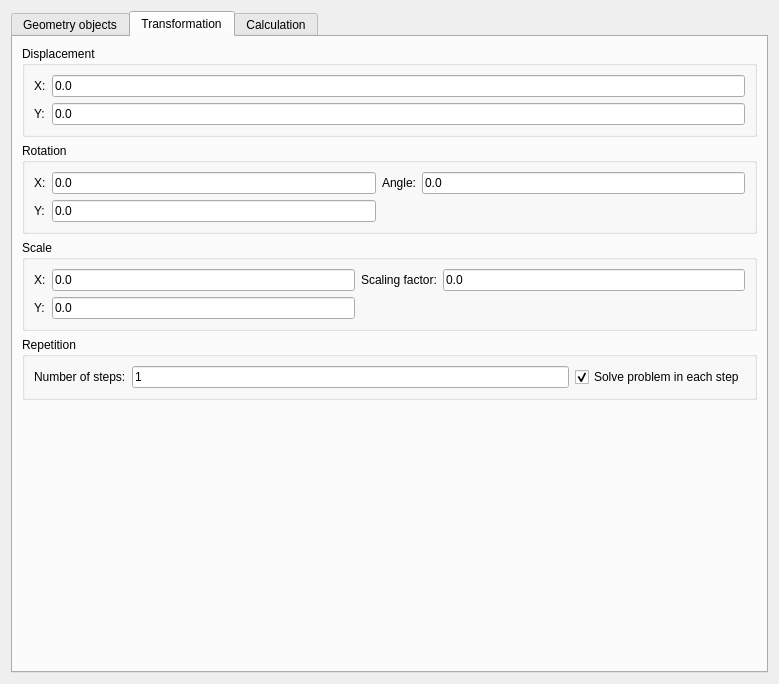
First picture: the form in resources/forms/Serial Calculations.ui, repository hpfem/agros2d, before the edit.
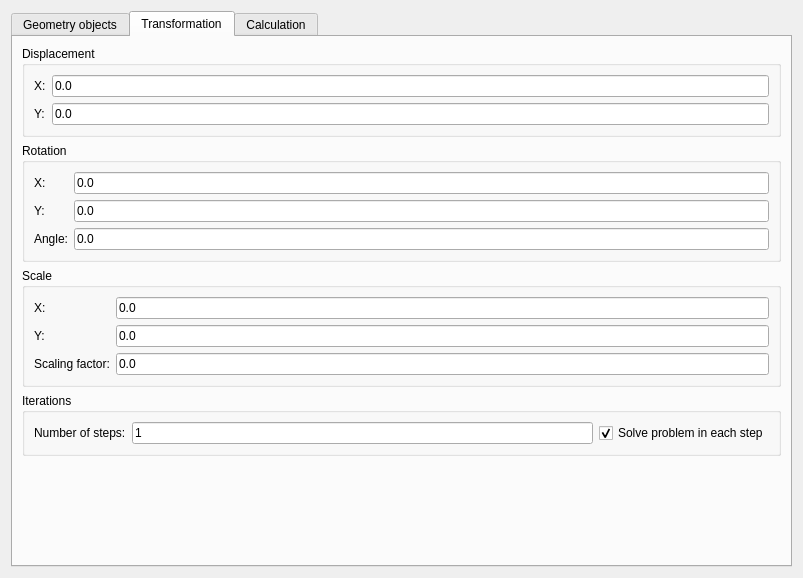
Second picture: the form after the edit. The open tabs and pages were chosen to show the change.

```diff
--- a/resources/forms/Serial Calculations.ui
+++ b/resources/forms/Serial Calculations.ui
@@ -6,8 +6,8 @@
    <rect>
     <x>0</x>
     <y>0</y>
-    <width>779</width>
-    <height>684</height>
+    <width>803</width>
+    <height>578</height>
    </rect>
   </property>
   <property name="windowTitle">
@@ -16,7 +16,7 @@
   <layout class="QVBoxLayout" name="verticalLayout">
    <item>
     <layout class="QGridLayout" name="gridLayout">
-     <item row="0" column="0" colspan="2">
+     <item row="0" column="0">
       <widget class="QTabWidget" name="tabWidget">
        <property name="currentIndex">
         <number>2</number>
@@ -121,14 +121,14 @@
               </property>
              </widget>
             </item>
-            <item row="0" column="2">
+            <item row="2" column="0">
              <widget class="QLabel" name="label_12">
               <property name="text">
                <string>Scaling factor:</string>
               </property>
              </widget>
             </item>
-            <item row="0" column="3">
+            <item row="2" column="1">
              <widget class="QLineEdit" name="txtScaleFactor">
               <property name="text">
                <string>0.0</string>
@@ -194,14 +194,14 @@
               </property>
              </widget>
             </item>
-            <item row="0" column="2">
+            <item row="2" column="0">
              <widget class="QLabel" name="label_9">
               <property name="text">
                <string>Angle:</string>
               </property>
              </widget>
             </item>
-            <item row="0" column="3">
+            <item row="2" column="1">
              <widget class="QLineEdit" name="txtRotateAngle">
               <property name="text">
                <string>0.0</string>
@@ -272,7 +272,7 @@
          <item row="4" column="0">
           <widget class="QGroupBox" name="groupBox_11">
            <property name="title">
-            <string>Repetition</string>
+            <string>Iterations</string>
            </property>
            <layout class="QGridLayout" name="gridLayout_16">
             <item row="0" column="1">
```
